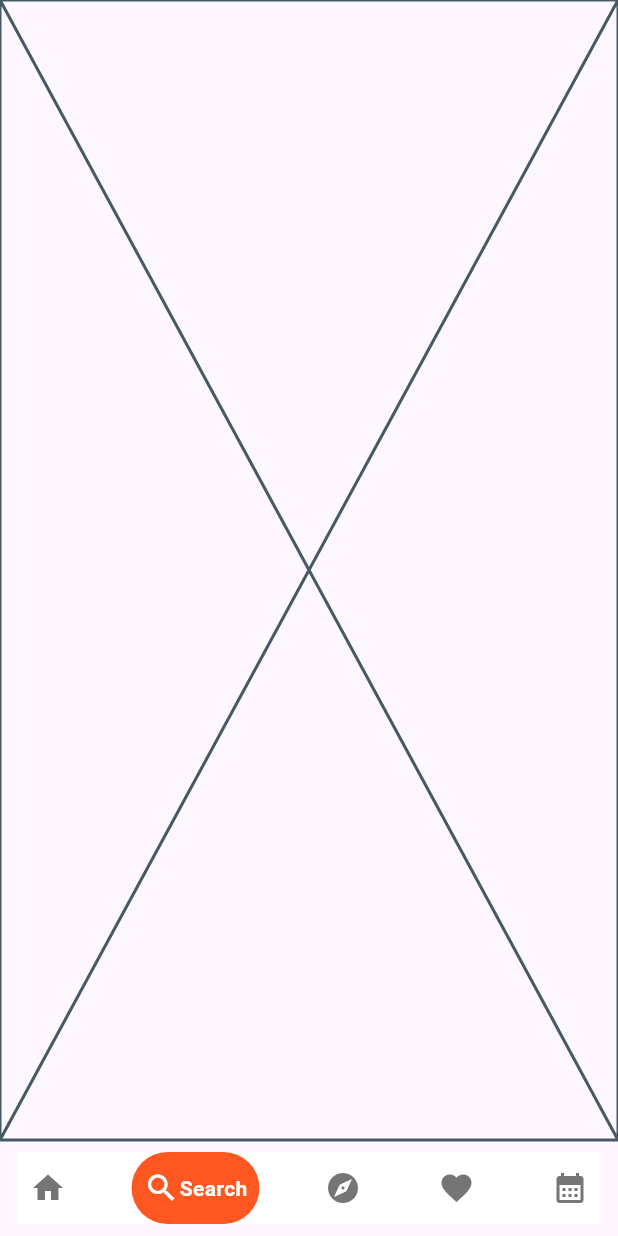
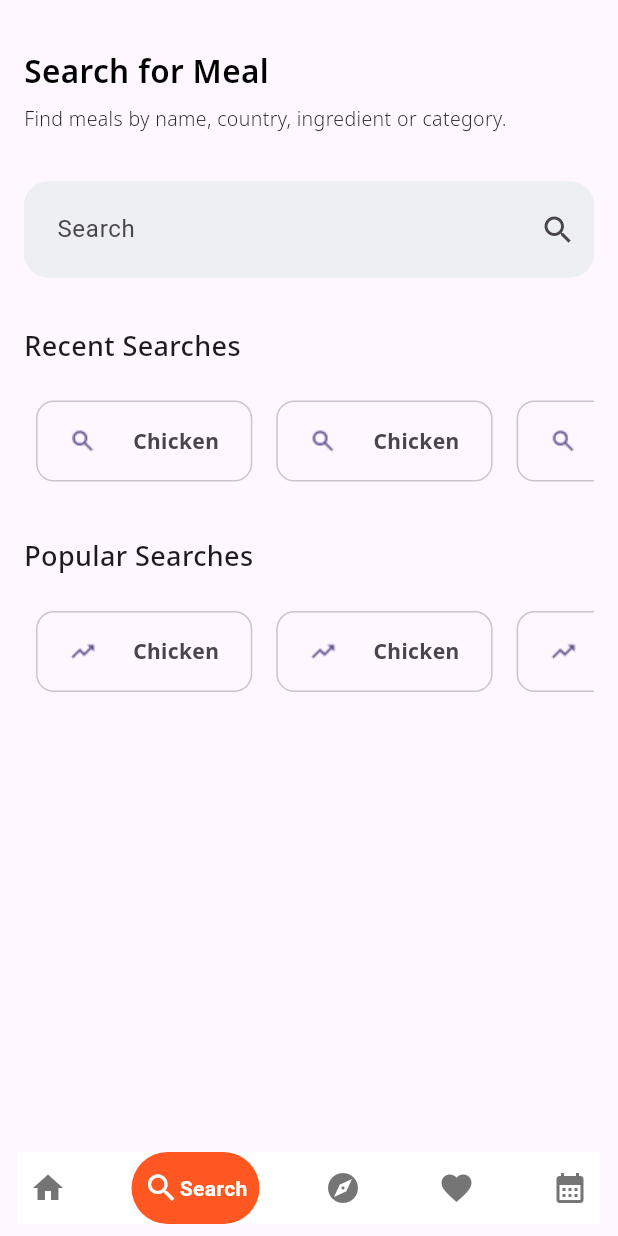
Before and after one commit to ahmedabdeen74/Meal-Planner-App, a Flutter app: the screen it shows after launch, item 2 of the bottom bar chosen, on a phone screen of 412 x 824 dp. Run offline on Flutter 3.47's test engine with Material 3 defaults, Android fonts, the phone set to English and light mode, and no system bars; drawn by our look-alikes of google_nav_bar; our stand-ins replace bloc, card_swiper, dartz, dio, equatable, flutter_bloc and 4 more; network calls fail.

Commit message:
first search view body

```diff
--- a/lib/constants.dart
+++ b/lib/constants.dart
@@ -13,6 +13,6 @@ void hideKeyboardFromScreen(BuildContext context) {
 OutlineInputBorder buildBorder() {
   return OutlineInputBorder(
     borderRadius: BorderRadius.circular(16),
-    borderSide: const BorderSide(color: kPrimaryColor),
+    borderSide: const BorderSide(color: Color(0xffEEEFF3)),
   );
 }
--- a/lib/core/utility/app_router.dart
+++ b/lib/core/utility/app_router.dart
@@ -4,7 +4,7 @@ import 'package:meal_planner/features/explore/explore_view.dart';
 import 'package:meal_planner/features/favourite/favourite_view.dart';
 import 'package:meal_planner/features/home/presentation/views/home_view.dart';
 import 'package:meal_planner/features/home/presentation/views/meal_details_view.dart';
-import 'package:meal_planner/features/search/search_view.dart';
+import 'package:meal_planner/features/search/presentation/views/search_view.dart';
 import 'package:meal_planner/features/splash/presentation/views/splash_view.dart';
 
 class AppRouter {
--- a/lib/features/home/presentation/views/home_view.dart
+++ b/lib/features/home/presentation/views/home_view.dart
@@ -4,7 +4,7 @@ import 'package:meal_planner/features/calendar/calendar_view.dart';
 import 'package:meal_planner/features/explore/explore_view.dart';
 import 'package:meal_planner/features/favourite/favourite_view.dart';
 import 'package:meal_planner/features/home/presentation/views/widgets/home_view_body.dart';
-import 'package:meal_planner/features/search/search_view.dart';
+import 'package:meal_planner/features/search/presentation/views/search_view.dart';
 
 class HomeView extends StatefulWidget {
   const HomeView({super.key});
--- /dev/null
+++ b/lib/features/search/presentation/views/search_view.dart
@@ -0,0 +1,17 @@
+import 'package:flutter/material.dart';
+import 'package:meal_planner/constants.dart';
+import 'package:meal_planner/features/search/presentation/views/widgets/search_view_body.dart';
+
+class SearchView extends StatelessWidget {
+  const SearchView({super.key});
+
+  @override
+  Widget build(BuildContext context) {
+    return GestureDetector(
+      onTap: () {
+        hideKeyboardFromScreen(context);
+      },
+      child: SafeArea(child: Scaffold(body: SearchViewBody())),
+    );
+  }
+}
--- /dev/null
+++ b/lib/features/search/presentation/views/widgets/custom_search_item.dart
@@ -0,0 +1,37 @@
+import 'package:flutter/material.dart';
+import 'package:meal_planner/core/utility/styles.dart';
+
+class CustomSearchItem extends StatelessWidget {
+  const CustomSearchItem({super.key, required this.searchIcon});
+  final Image searchIcon;
+  @override
+  Widget build(BuildContext context) {
+    return Column(
+      children: [
+        Container(
+          // height: MediaQuery.sizeOf(context).height * .01,
+          width: MediaQuery.sizeOf(context).width * .35,
+          padding: const EdgeInsets.all(16.0),
+          decoration: BoxDecoration(
+            border: Border.all(color: Color(0xffCAC4D0)),
+            //color: Color(0xffEEEFF3),
+            borderRadius: BorderRadius.circular(12),
+          ),
+          child: Row(
+            mainAxisAlignment: MainAxisAlignment.spaceAround,
+            children: [
+              searchIcon,
+              SizedBox(width: 4),
+              Text(
+                "Chicken",
+                style: Styles.textStyleBold14.copyWith(
+                  color: Color(0xff49454F),
+                ),
+              ),
+            ],
+          ),
+        ),
+      ],
+    );
+  }
+}
--- /dev/null
+++ b/lib/features/search/presentation/views/widgets/custom_text_field.dart
@@ -0,0 +1,30 @@
+import 'package:flutter/material.dart';
+import 'package:meal_planner/constants.dart';
+
+class CustomTextField extends StatelessWidget {
+  const CustomTextField({super.key});
+
+  @override
+  Widget build(BuildContext context) {
+    return TextField(
+      //controller: cont
+      //roller,
+      //focusNode: widget.focusNode,
+      cursorColor: kPrimaryColor,
+      onSubmitted: (data) {},
+      decoration: InputDecoration(
+        contentPadding: const EdgeInsets.symmetric(
+          horizontal: 18,
+          vertical: 20,
+        ),
+        filled: true,
+        fillColor: Color(0xffEEEFF3),
+        suffixIcon: const Icon(Icons.search),
+        hintText: 'Search',
+        border: buildBorder(),
+        enabledBorder: buildBorder(),
+        focusedBorder: buildBorder(),
+      ),
+    );
+  }
+}
--- /dev/null
+++ b/lib/features/search/presentation/views/widgets/first_search_body_view.dart
@@ -0,0 +1,36 @@
+import 'package:flutter/material.dart';
+import 'package:meal_planner/core/utility/assets_generator.dart';
+import 'package:meal_planner/core/utility/styles.dart';
+import 'package:meal_planner/features/search/presentation/views/widgets/custom_text_field.dart';
+import 'package:meal_planner/features/search/presentation/views/widgets/list_view_search_item.dart';
+import 'package:meal_planner/features/search/presentation/views/widgets/search_view_app_bar.dart';
+
+class FirstSearchBodyView extends StatelessWidget {
+  const FirstSearchBodyView({super.key});
+
+  @override
+  Widget build(BuildContext context) {
+    return SingleChildScrollView(
+      child: Column(
+        crossAxisAlignment: CrossAxisAlignment.start,
+        children: [
+          SearchViewAppBar(),
+          SizedBox(height: 32),
+          CustomTextField(),
+          SizedBox(height: 32),
+          Text("Recent Searches", style: Styles.textStyleMedium18),
+          SizedBox(height: 16),
+          ListViewSearchItem(
+            searchIcoon: Image.asset(Assets.imagesSearchIconPurple),
+          ),
+          SizedBox(height: 16),
+          Text("Popular Searches", style: Styles.textStyleMedium18),
+          SizedBox(height: 16),
+          ListViewSearchItem(
+            searchIcoon: Image.asset(Assets.imagesPopularSearch),
+          ),
+        ],
+      ),
+    );
+  }
+}
--- /dev/null
+++ b/lib/features/search/presentation/views/widgets/list_view_search_item.dart
@@ -0,0 +1,23 @@
+import 'package:flutter/material.dart';
+import 'package:meal_planner/features/search/presentation/views/widgets/custom_search_item.dart';
+
+class ListViewSearchItem extends StatelessWidget {
+  const ListViewSearchItem({super.key, required this.searchIcoon});
+  final Image searchIcoon;
+  @override
+  Widget build(BuildContext context) {
+    return SizedBox(
+      height: MediaQuery.sizeOf(context).height * .1,
+      child: ListView.builder(
+        scrollDirection: Axis.horizontal,
+        itemBuilder: (context, index) {
+          return Padding(
+            padding: const EdgeInsets.all(8.0),
+            child: CustomSearchItem(searchIcon: searchIcoon),
+          );
+        },
+        itemCount: 10,
+      ),
+    );
+  }
+}
--- /dev/null
+++ b/lib/features/search/presentation/views/widgets/search_view_app_bar.dart
@@ -0,0 +1,24 @@
+import 'package:flutter/material.dart';
+import 'package:meal_planner/core/utility/styles.dart';
+
+class SearchViewAppBar extends StatelessWidget {
+  const SearchViewAppBar({super.key});
+
+  @override
+  Widget build(BuildContext context) {
+    return Column(
+      crossAxisAlignment: CrossAxisAlignment.start,
+      children: [
+        Text(
+          "Search for Meal",
+          style: Styles.textStyleSemibold21.copyWith(color: Color(0xff000000)),
+        ),
+        SizedBox(height: 8),
+        Text(
+          "Find meals by name, country, ingredient or category.",
+          style: Styles.textStyleLight13.copyWith(color: Color(0xff232323)),
+        ),
+      ],
+    );
+  }
+}
--- /dev/null
+++ b/lib/features/search/presentation/views/widgets/search_view_body.dart
@@ -0,0 +1,14 @@
+import 'package:flutter/material.dart';
+import 'package:meal_planner/features/search/presentation/views/widgets/first_search_body_view.dart';
+
+class SearchViewBody extends StatelessWidget {
+  const SearchViewBody({super.key});
+
+  @override
+  Widget build(BuildContext context) {
+    return Padding(
+      padding: const EdgeInsets.symmetric(horizontal: 16.0, vertical: 32.0),
+      child: FirstSearchBodyView(),
+    );
+  }
+}
--- a/lib/features/search/search_view.dart
+++ /dev/null
@@ -1,10 +0,0 @@
-import 'package:flutter/material.dart';
-
-class SearchView extends StatelessWidget {
-  const SearchView({super.key});
-
-  @override
-  Widget build(BuildContext context) {
-    return const Placeholder();
-  }
-}
```
